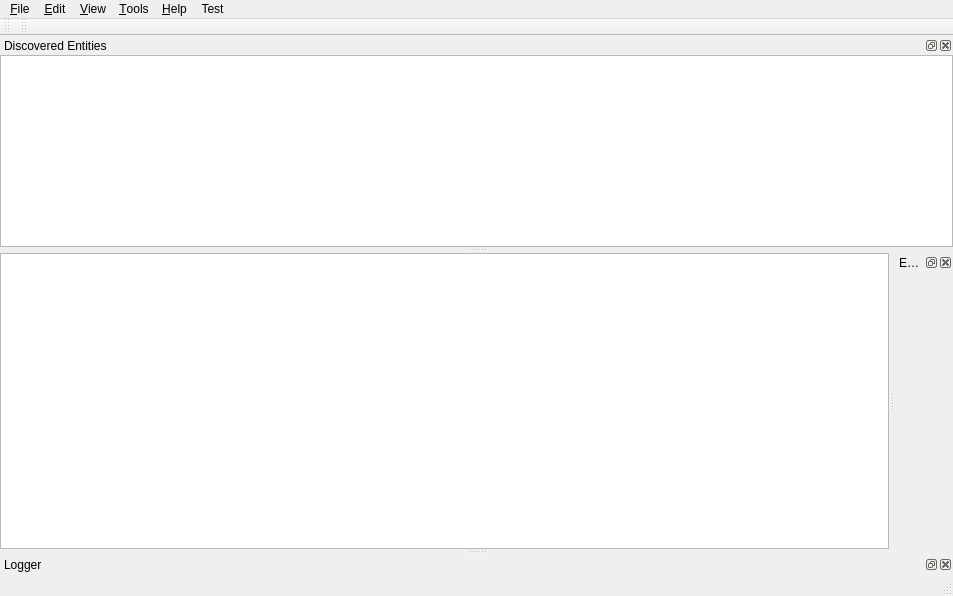
Above: src/mainWindow.ui from Moos-Media/HiveEMV before the change. Below: the same form after it.
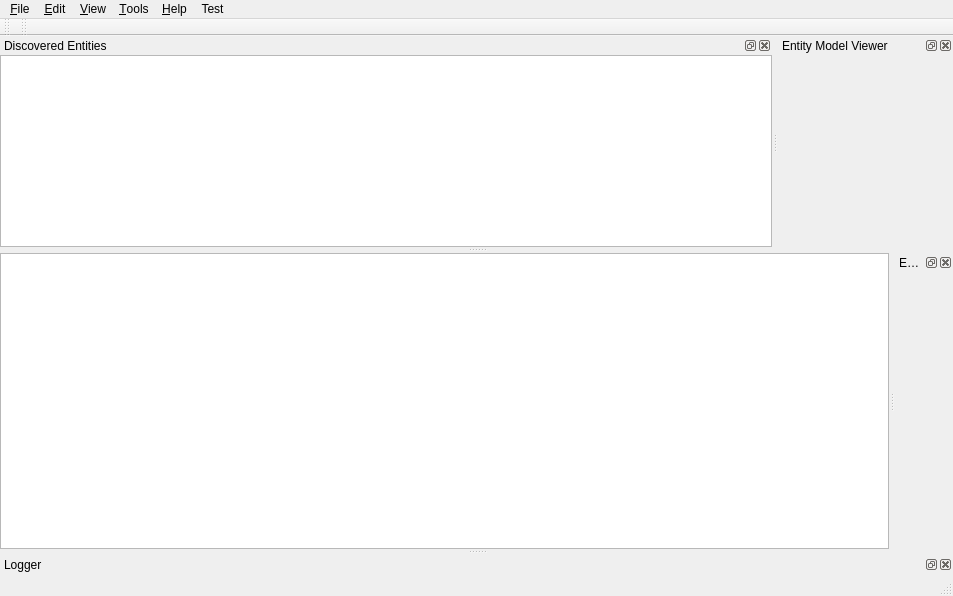
That is the form after the change. Custom widgets are drawn as their Qt base class.

Commit message: Fixed issue when compiling on different machine.

Patch:
```diff
--- a/src/mainWindow.ui
+++ b/src/mainWindow.ui
@@ -165,6 +165,18 @@
    </attribute>
    <widget class="DiscoveredEntitiesView" name="discoveredEntitiesView"/>
   </widget>
+  <widget class="QDockWidget" name="emvDockWidget">
+   <property name="allowedAreas">
+    <set>Qt::TopDockWidgetArea | Qt::RightDockWidgetArea</set>
+   </property>
+   <property name="windowTitle">
+    <string>Entity Model Viewer</string>
+   </property>
+   <attribute name="dockWidgetArea">
+    <number>4</number>
+   </attribute>
+   <widget class="EmvView" name="emvview"/>
+  </widget>
   <action name="actionQuit">
    <property name="text">
     <string>&amp;Quit</string>
@@ -249,6 +261,11 @@
    <extends>QWidget</extends>
    <header>entityInspector.hpp</header>
   </customwidget>
+  <customwidget>
+   <class>EmvView</class>
+   <extends>QWidget</extends>
+   <header>emvview.h</header>
+  </customwidget>
  </customwidgets>
  <resources/>
  <connections>
```
The commit also changes 2 other files.
